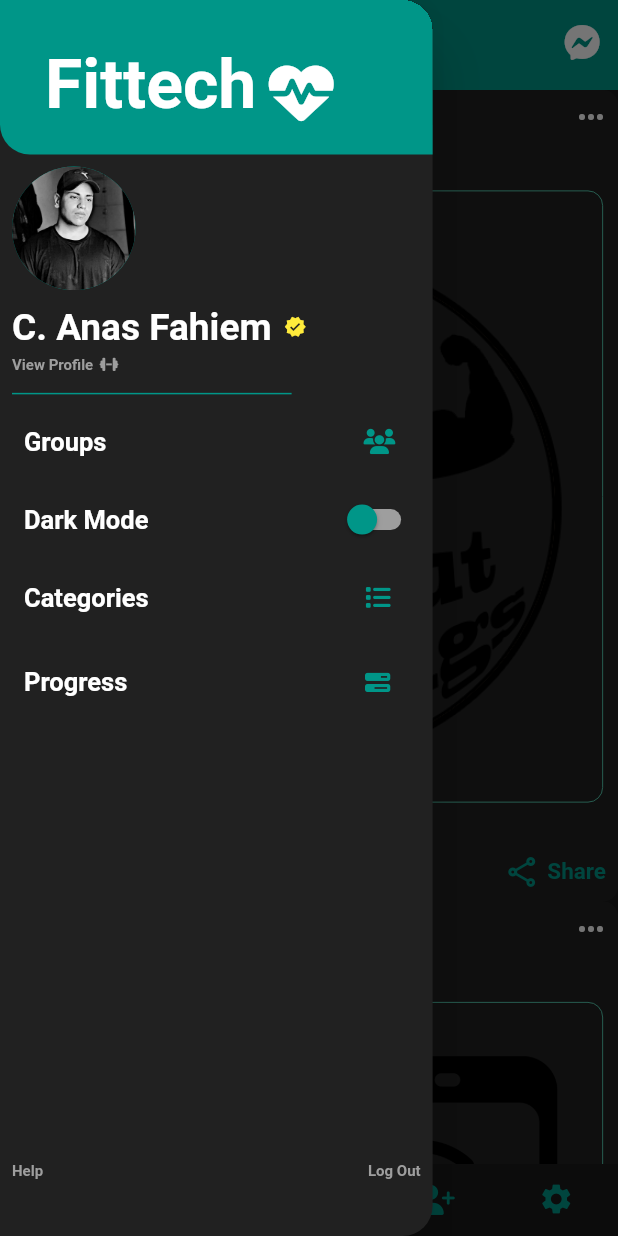
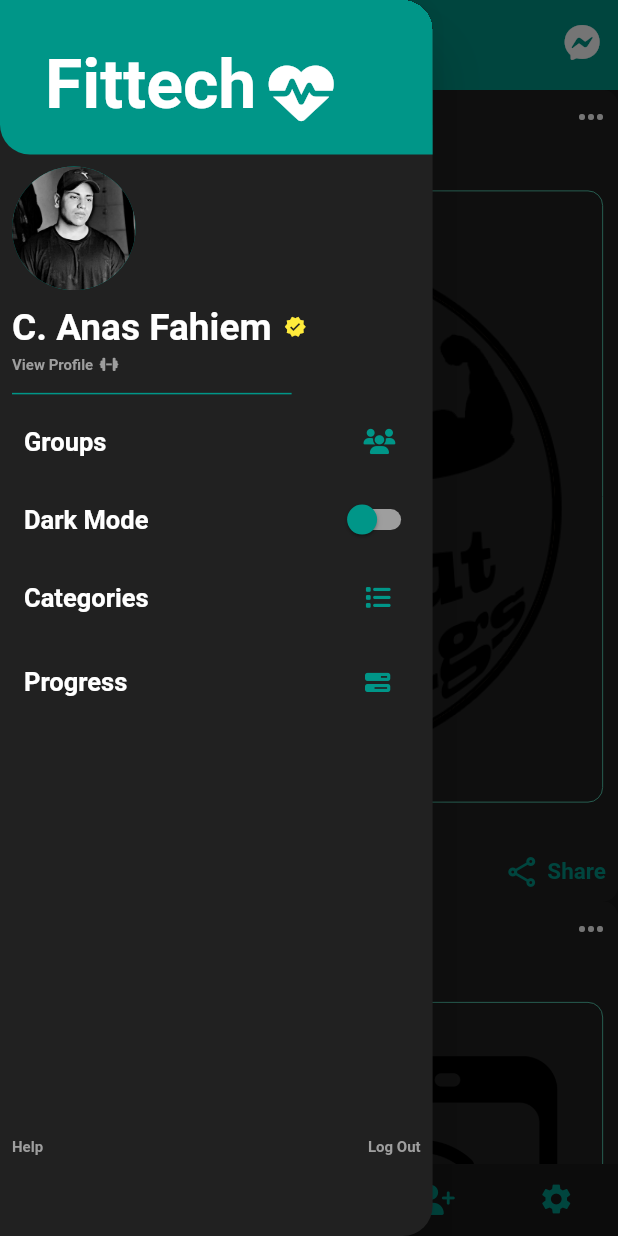
Before and after one commit to AnasFahiem/Health_Care_APP, a Flutter app: the HomeBage screen opened by its route, with the side drawer open, on a phone screen of 412 x 824 dp. Run offline on Flutter 3.47's test engine with Material 2 defaults, Android fonts, the phone set to English and light mode, and no system bars; our stand-ins replace font_awesome_flutter, google_fonts, image_picker, readmore.

Commit message:
responsive issue

```diff
--- a/lib/widgets/drawer.dart
+++ b/lib/widgets/drawer.dart
@@ -231,7 +231,7 @@
                     ),
                   ),
                 ),
-                SizedBox(height: MediaQuery.of(context).size.height * 0.36),
+                SizedBox(height: MediaQuery.of(context).size.height * 0.34),
                 Row(
                   mainAxisAlignment: MainAxisAlignment.spaceBetween,
                   children: [
```
